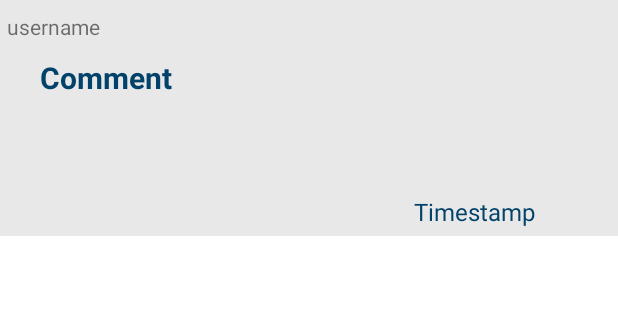
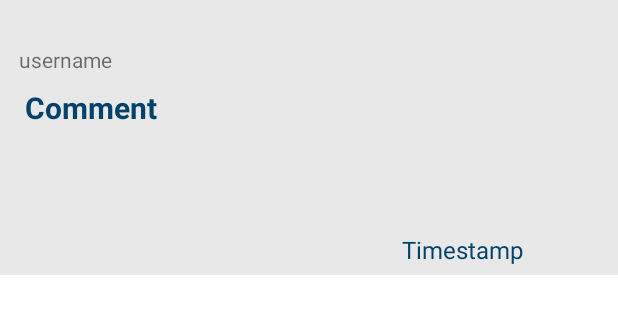
Before and after one commit to zcok29/ApronzApp, an Android app: the layout my_row_comment.xml on its own in the app's theme, with its tools: preview values and no code run, on a phone screen of 412 x 824 dp. Shown: the top 314 px of the screen. Run offline under Robolectric (Android 15) with nearby library versions, the phone set to English and light mode, and no system bars.

Commit message:
Finishing touches

```diff
--- a/app/src/main/res/layout/activity_add_location.xml
+++ b/app/src/main/res/layout/activity_add_location.xml
@@ -34,6 +34,8 @@
             android:layout_width="wrap_content"
             android:layout_height="wrap_content"
             android:text="Add location"
+            android:textColor="#191717"
+            app:backgroundTint="#EF4F26"
             app:layout_constraintBottom_toBottomOf="parent"
             app:layout_constraintEnd_toEndOf="parent"
             app:layout_constraintStart_toStartOf="parent"
--- a/app/src/main/res/layout/my_row_comment.xml
+++ b/app/src/main/res/layout/my_row_comment.xml
@@ -23,16 +23,17 @@
             android:id="@+id/usernameText"
             android:layout_width="wrap_content"
             android:layout_height="wrap_content"
-            android:layout_marginStart="8dp"
-            android:layout_marginLeft="8dp"
-            android:layout_marginTop="8dp"
+            android:layout_marginStart="16dp"
+            android:layout_marginLeft="16dp"
+            android:layout_marginTop="4dp"
             android:text="username"
             app:layout_constraintStart_toStartOf="parent"
             app:layout_constraintTop_toTopOf="parent" />
+
         <TextView
             android:id="@+id/commentText"
-            android:layout_width="359dp"
-            android:layout_height="93dp"
+            android:layout_width="380dp"
+            android:layout_height="92dp"
             android:layout_marginTop="50dp"
             android:layout_marginBottom="10dp"
             android:ellipsize="marquee"
@@ -46,24 +47,38 @@
             app:layout_constraintEnd_toEndOf="parent"
             app:layout_constraintStart_toStartOf="parent"
             app:layout_constraintTop_toTopOf="parent"
-            app:layout_constraintVertical_bias="0.521" />
+            app:layout_constraintVertical_bias="0.826" />
 
     </androidx.constraintlayout.widget.ConstraintLayout>
+
+    <Space
+        android:layout_width="266dp"
+        android:layout_height="26dp"
+        android:layout_marginEnd="396dp"
+        android:layout_marginRight="396dp"
+        app:layout_constraintBottom_toTopOf="@+id/constraintLayout2"
+        app:layout_constraintEnd_toEndOf="parent"
+        app:layout_constraintStart_toStartOf="parent"
+        app:layout_constraintTop_toTopOf="parent" />
 
     <TextView
         android:id="@+id/timestampText"
         android:layout_width="128dp"
         android:layout_height="28dp"
-        android:layout_marginTop="10dp"
-        android:layout_marginEnd="8dp"
-        android:layout_marginRight="8dp"
-        android:layout_marginBottom="10dp"
+        android:layout_marginStart="268dp"
+        android:layout_marginLeft="268dp"
+        android:layout_marginTop="3dp"
+        android:layout_marginEnd="15dp"
+        android:layout_marginRight="15dp"
         android:gravity="left"
         android:text="Timestamp"
         android:textColor="#01426A"
         android:textSize="16sp"
         app:layout_constraintBottom_toBottomOf="parent"
         app:layout_constraintEnd_toEndOf="parent"
-        app:layout_constraintTop_toBottomOf="@+id/constraintLayout2" />
+        app:layout_constraintHorizontal_bias="0.0"
+        app:layout_constraintStart_toStartOf="parent"
+        app:layout_constraintTop_toBottomOf="@+id/constraintLayout2"
+        app:layout_constraintVertical_bias="1.0" />
 
 </androidx.constraintlayout.widget.ConstraintLayout>
--- a/app/src/main/res/values/strings.xml
+++ b/app/src/main/res/values/strings.xml
@@ -1,5 +1,5 @@
 <resources>
-    <string name="app_name">MacGem</string>
+    <string name="app_name">MacGems</string>
     <string-array name="locations">
         <item>Olin Rice</item>
         <item>Campus Center</item>
```
Also changed, not shown: app/src/main/res/layout/activity_login.xml (+11 -8 lines).
